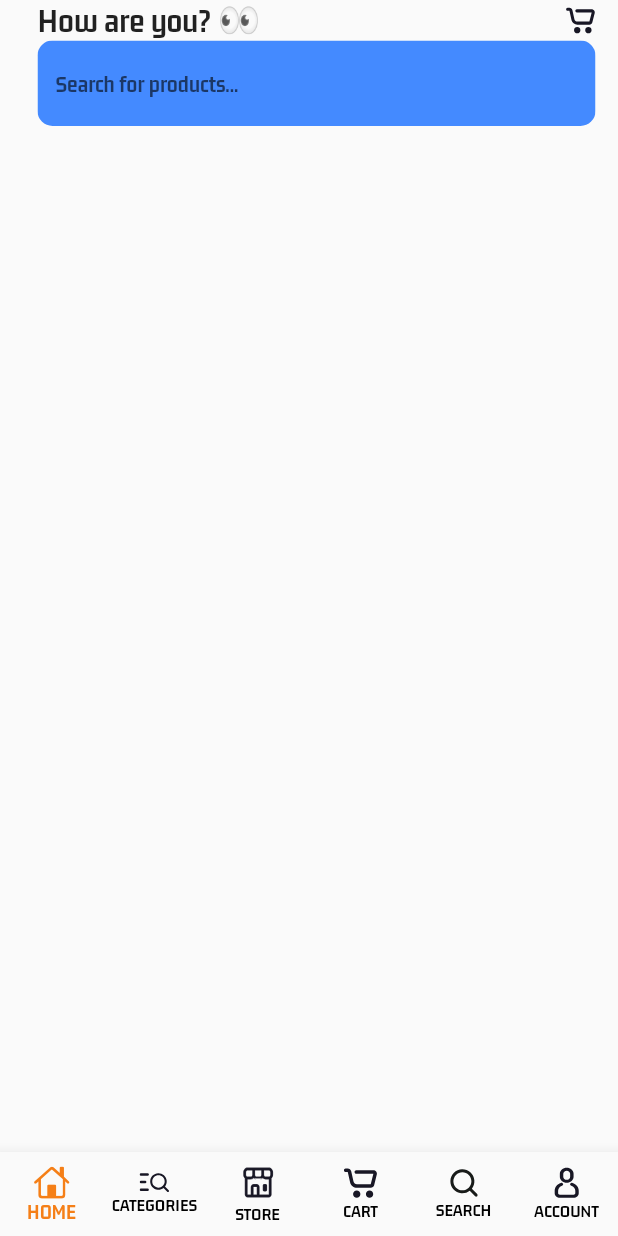
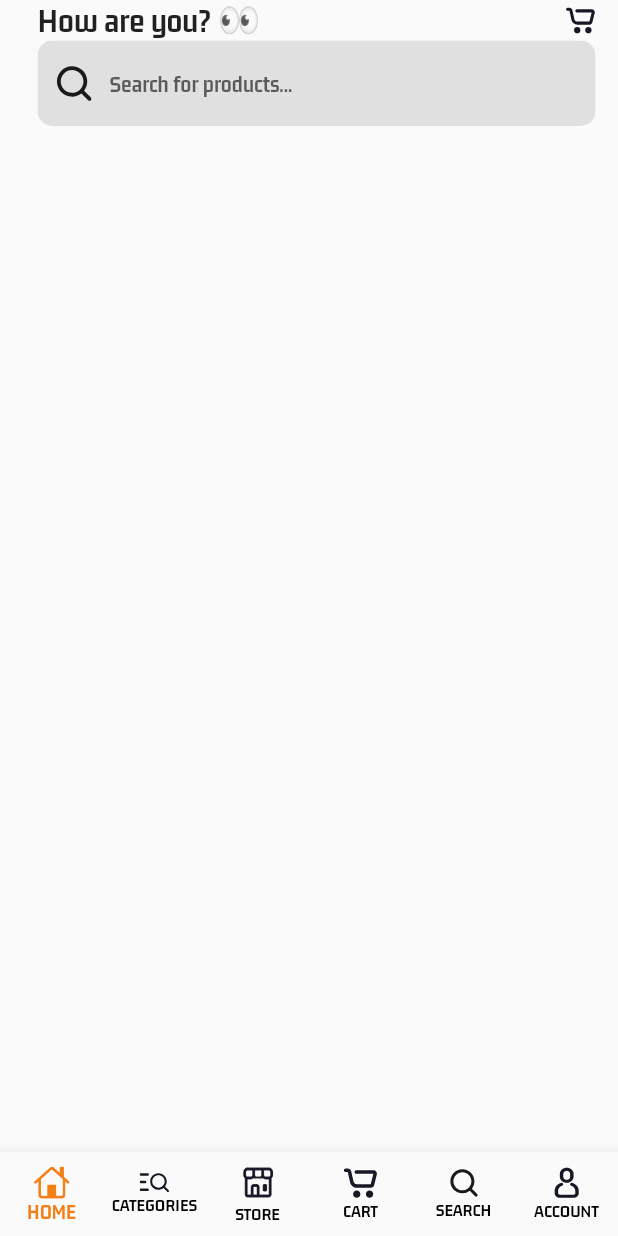
Before and after one commit to adogbeji/FlutterPracticeApp2, a Flutter app: the screen it shows after launch, on a phone screen of 412 x 824 dp. Run offline on Flutter 3.47's test engine with Material 2 defaults, Android fonts, the phone set to English and light mode, and no system bars; our stand-ins replace flutter_svg.

Commit message:
Add prefic icon to search bar of buyers home screen

```diff
--- a/lib/views/buyers/nav_screens/home_screen.dart
+++ b/lib/views/buyers/nav_screens/home_screen.dart
@@ -30,13 +30,17 @@ class HomeScreen extends StatelessWidget {
           ),
           ClipRRect(
             borderRadius: BorderRadius.circular(10),
-            child: const TextField(
+            child: TextField(
               decoration: InputDecoration(
-                fillColor: Colors.blueAccent,
+                fillColor: Colors.grey.shade300,
                 filled: true,
                 hintText: 'Search for products...',
-                border: OutlineInputBorder(
+                border: const OutlineInputBorder(
                   borderSide: BorderSide.none,
+                ),
+                prefixIcon: Padding(
+                  padding: const EdgeInsets.all(12.0),
+                  child: SvgPicture.asset('assets/icons/search.svg'),
                 ),
               ),
             ),
```
